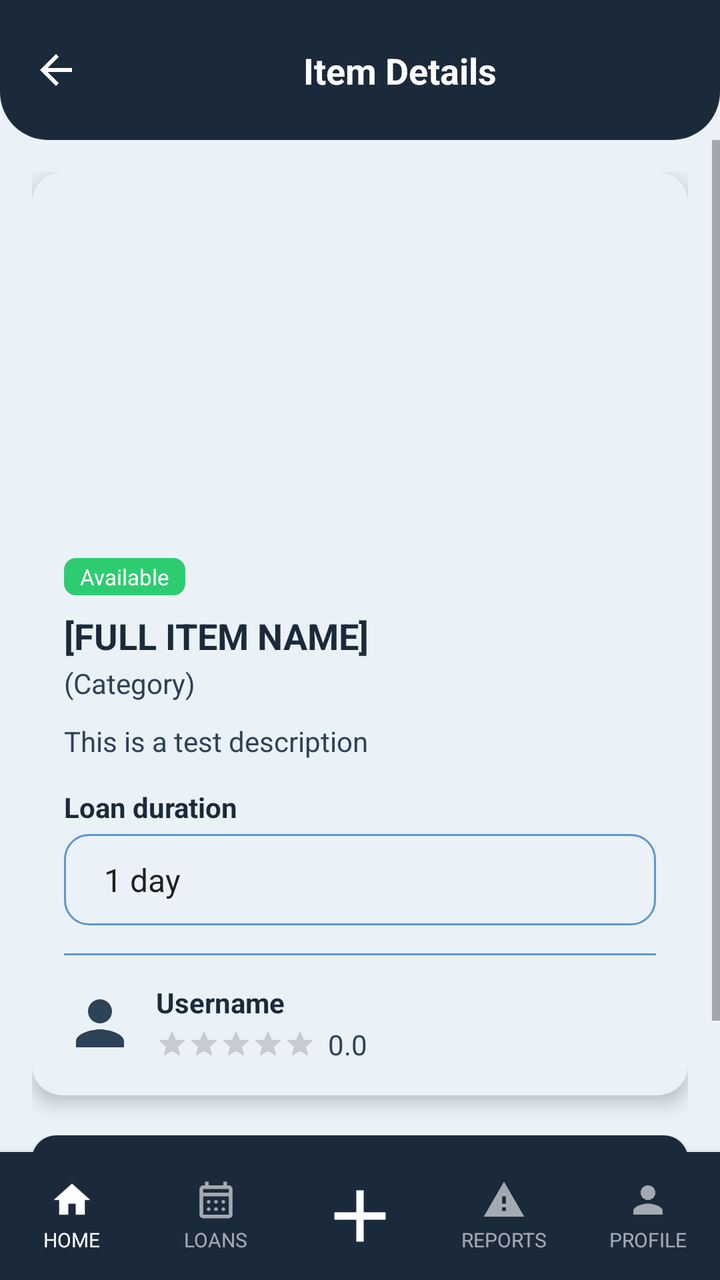
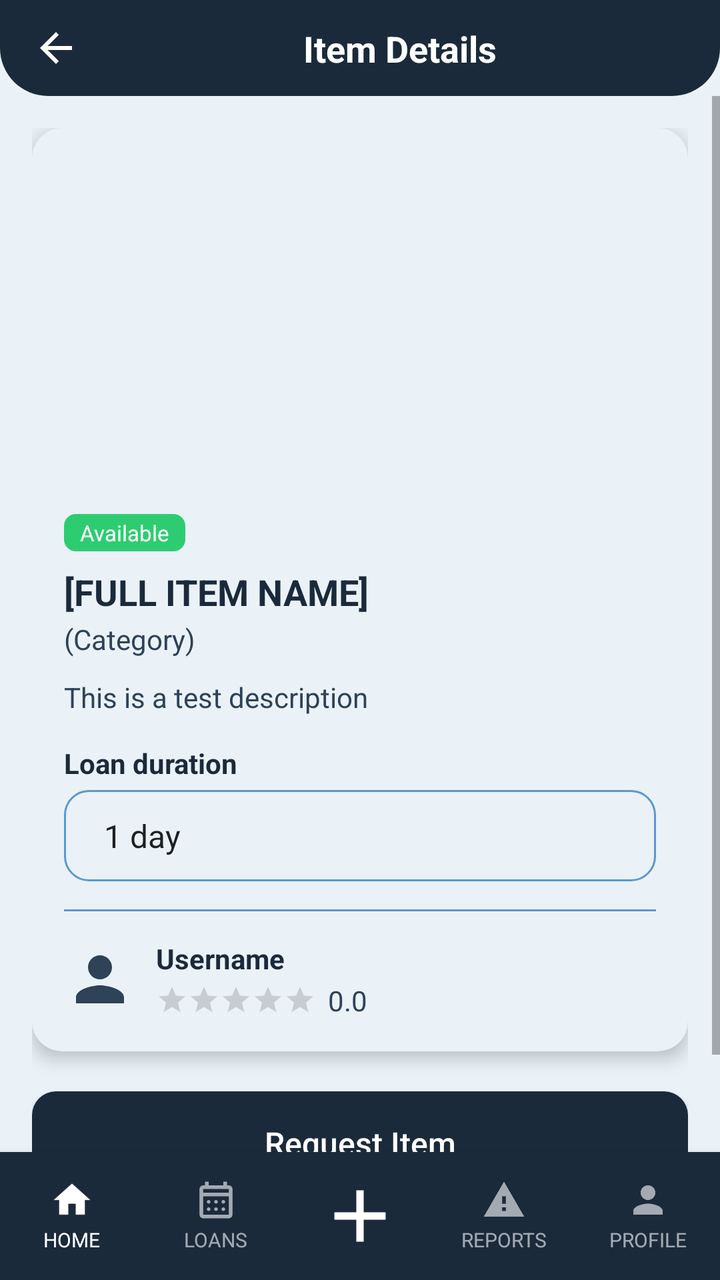

The first picture is an Android layout as it rendered before a commit; the second is the same layout after the commit. The layout source and the unified diff follow.
<!-- AndroidManifest.xml: application theme Theme.YipShare -->
<!-- res/layout/activity_detalle_articulo.xml -->
<?xml version="1.0" encoding="utf-8"?>
<androidx.constraintlayout.widget.ConstraintLayout
    xmlns:android="http://schemas.android.com/apk/res/android"
    xmlns:app="http://schemas.android.com/apk/res-auto"
    xmlns:tools="http://schemas.android.com/tools"
    android:id="@+id/main"
    android:layout_width="match_parent"
    android:layout_height="match_parent"
    android:background="@color/fondo_pantalla">

    <View
        android:id="@+id/bg_header"
        android:layout_width="0dp"
        android:layout_height="0dp"
        android:background="@drawable/bg_header"
        app:layout_constraintTop_toTopOf="parent"
        app:layout_constraintStart_toStartOf="parent"
        app:layout_constraintEnd_toEndOf="parent"
        app:layout_constraintBottom_toBottomOf="@id/guideline_header"/>

    <androidx.constraintlayout.widget.Guideline
        android:id="@+id/guideline_header"
        android:layout_width="wrap_content"
        android:layout_height="wrap_content"
        android:orientation="horizontal"
        app:layout_constraintGuide_begin="70dp" />

    <ImageView
        android:id="@+id/btn_regresar"
        android:layout_width="24dp"
        android:layout_height="24dp"
        android:src="@drawable/ic_arrow_back"
        app:tint="@android:color/white"
        android:contentDescription="@string/btnRegresar"
        android:clickable="true"
        android:focusable="true"
        android:background="?attr/selectableItemBackgroundBorderless"
        android:layout_marginStart="16dp"
        app:layout_constraintTop_toTopOf="@id/bg_header"
        app:layout_constraintBottom_toBottomOf="@id/bg_header"
        app:layout_constraintStart_toStartOf="parent" />

    <TextView
        android:id="@+id/tv_titulo_pantalla"
        android:layout_width="0dp"
        android:layout_height="wrap_content"
        android:text="@string/DA_tv_titulo_pantalla"
        android:textAlignment="center"
        android:textColor="@android:color/white"
        android:textStyle="bold"
        android:textSize="18sp"
        android:gravity="center"
        app:layout_constraintTop_toTopOf="@id/bg_header"
        app:layout_constraintBottom_toBottomOf="@id/bg_header"
        app:layout_constraintStart_toEndOf="@id/btn_regresar"
        app:layout_constraintEnd_toEndOf="parent" />

    <ScrollView
        android:id="@+id/scrollView_detalleArticulo"
        android:layout_width="0dp"
        android:layout_height="0dp"
        app:layout_constraintTop_toBottomOf="@id/guideline_header"
        app:layout_constraintStart_toStartOf="parent"
        app:layout_constraintEnd_toEndOf="parent"
        app:layout_constraintBottom_toTopOf="@id/bottom_nav">

        <androidx.constraintlayout.widget.ConstraintLayout
            android:layout_width="match_parent"
            android:layout_height="wrap_content"
            android:padding="16dp">

            <androidx.cardview.widget.CardView
                android:id="@+id/card_articulo"
                android:layout_width="0dp"
                android:layout_height="wrap_content"
                app:cardCornerRadius="15dp"
                app:cardElevation="5dp"
                app:cardBackgroundColor="@color/color_tarjeta"
                app:layout_constraintTop_toTopOf="parent"
                app:layout_constraintStart_toStartOf="parent"
                app:layout_constraintEnd_toEndOf="parent">

                <LinearLayout
                    android:layout_width="match_parent"
                    android:layout_height="wrap_content"
                    android:orientation="vertical"
                    android:padding="16dp">
                    <Button
                        android:id="@+id/eliminar_articulo"
                        style="@style/ButtonSecundary"
                        android:layout_width="match_parent"
                        android:layout_height="20dp"
                        android:textAlignment="center"
                        android:layout_marginTop="16dp"
                        android:layout_marginBottom="16dp"
                        android:text="@string/eliminar_articulo"
                        android:layout_marginStart="16dp"
                        android:layout_marginEnd="16dp"
                        android:visibility="gone"/>

                    <ImageView
                        android:id="@+id/iv_imagen_articulo"
                        android:layout_width="match_parent"
                        android:layout_height="160dp"
                        android:layout_marginTop="5dp"
                        android:scaleType="centerCrop"
                        android:contentDescription="@null"
                        android:background="@drawable/bg_placeholder_imagen" />

                    <TextView
                        android:id="@+id/tv_estado_articulo"
                        android:layout_width="wrap_content"
                        android:layout_height="wrap_content"
                        android:layout_marginTop="12dp"
                        android:background="@drawable/bg_badge_disponible"
                        android:paddingStart="8dp"
                        android:paddingEnd="8dp"
                        android:paddingTop="2dp"
                        android:paddingBottom="2dp"
                        android:text="@string/tv_estado_articulo"
                        android:textColor="@android:color/white"
                        android:textSize="11sp" />

                    <TextView
                        android:id="@+id/tv_nombre_articulo"
                        style="@style/TextTitle"
                        android:layout_width="wrap_content"
                        android:layout_height="wrap_content"
                        android:layout_marginTop="8dp"
                        android:text="@string/tv_nombre_articulo" />

                    <TextView
                        android:id="@+id/tv_categoria"
                        style="@style/TextBody"
                        android:layout_width="wrap_content"
                        android:layout_height="wrap_content"
                        android:layout_marginTop="2dp"
                        android:text="@string/tv_categoria" />

                    <TextView
                        android:id="@+id/tv_descripcion"
                        style="@style/TextBody"
                        android:layout_width="match_parent"
                        android:layout_height="wrap_content"
                        android:layout_marginTop="10dp"
                        android:lineSpacingExtra="2dp"
                        android:text="@string/tv_descripcion" />
                    <TextView
                        style="@style/TextTitle"
                        android:layout_width="wrap_content"
                        android:layout_height="wrap_content"
                        android:layout_marginTop="14dp"
                        android:textSize="14sp"
                        android:text="@string/tv_tiempo_prestamo" />
                    <Spinner
                        android:id="@+id/sp_estado_fisico"
                        android:layout_width="match_parent"
                        android:layout_height="wrap_content"
                        android:layout_marginTop="4dp"
                        android:background="@drawable/bg_input"
                        android:padding="12dp"
                        android:entries="@array/tiempo_prestamo"
                        android:spinnerMode="dropdown" />

                    <View
                        android:id="@+id/view_linea"
                        android:layout_width="match_parent"
                        android:layout_height="1dp"
                        android:layout_marginTop="14dp"
                        android:background="@color/input_stroke" />

                    <LinearLayout
                        android:id="@+id/layout_prestamista"
                        android:layout_width="match_parent"
                        android:layout_height="wrap_content"
                        android:orientation="horizontal"
                        android:gravity="center_vertical"
                        android:layout_marginTop="14dp">

                        <ImageView
                            android:id="@+id/iv_prestamista"
                            android:layout_width="36dp"
                            android:layout_height="36dp"
                            android:src="@drawable/ic_person"
                            app:tint="@color/texto_secundario"
                            android:contentDescription="@null" />

                        <LinearLayout
                            android:id="@+id/layout_prestamista_info"
                            android:layout_width="wrap_content"
                            android:layout_height="wrap_content"
                            android:orientation="vertical"
                            android:layout_marginStart="10dp">

                            <TextView
                                android:id="@+id/tv_prestamista"
                                style="@style/TextTitle"
                                android:layout_width="wrap_content"
                                android:layout_height="wrap_content"
                                android:textSize="14sp"
                                android:text="@string/tv_prestamista" />

                            <LinearLayout
                                android:id="@+id/layout_calificacion"
                                android:layout_width="wrap_content"
                                android:layout_height="wrap_content"
                                android:orientation="horizontal"
                                android:gravity="center_vertical"
                                android:layout_marginTop="2dp">

                                <RatingBar
                                    android:id="@+id/rb_calificacion"
                                    style="@style/Widget.AppCompat.RatingBar.Small"
                                    android:layout_width="wrap_content"
                                    android:layout_height="wrap_content"
                                    android:numStars="5"
                                    android:stepSize="0.5"
                                    android:isIndicator="true"
                                    android:progressTint="@color/azul_yipshare"
                                    tools:rating="0" />

                                <TextView
                                    android:id="@+id/tv_calificacion_numero"
                                    style="@style/TextBody"
                                    android:layout_width="wrap_content"
                                    android:layout_height="wrap_content"
                                    android:layout_marginStart="6dp"
                                    android:text="@string/placeholder_calificacion" />

                            </LinearLayout>

                        </LinearLayout>

                    </LinearLayout>

                </LinearLayout>

            </androidx.cardview.widget.CardView>

            <Button
                android:id="@+id/btn_accion_articulo"
                style="@style/ButtonPrimary"
                android:layout_width="0dp"
                android:layout_height="52dp"
                android:text="@string/btn_accion_articulo"
                android:layout_marginTop="20dp"
                android:layout_marginBottom="16dp"
                app:layout_constraintTop_toBottomOf="@id/card_articulo"
                app:layout_constraintStart_toStartOf="parent"
                app:layout_constraintEnd_toEndOf="parent"
                app:layout_constraintBottom_toBottomOf="parent" />
        </androidx.constraintlayout.widget.ConstraintLayout>

    </ScrollView>

    <LinearLayout
        android:id="@+id/bottom_nav"
        android:layout_width="0dp"
        android:layout_height="64dp"
        android:orientation="horizontal"
        android:weightSum="5"
        android:background="@color/azul_yipshare"
        android:elevation="8dp"
        app:layout_constraintBottom_toBottomOf="parent"
        app:layout_constraintStart_toStartOf="parent"
        app:layout_constraintEnd_toEndOf="parent">

        <LinearLayout
            android:id="@+id/nav_inicio"
            android:layout_width="0dp"
            android:layout_height="match_parent"
            android:layout_weight="1"
            android:orientation="vertical"
            android:gravity="center"
            android:clickable="true"
            android:focusable="true"
            android:background="?attr/selectableItemBackgroundBorderless">

            <ImageView
                android:id="@+id/imageView_inicio"
                android:layout_width="22dp"
                android:layout_height="22dp"
                android:src="@drawable/ic_house_princial"
                app:tint="@android:color/white"
                android:contentDescription="@string/imageView_inicio" />

            <TextView
                android:id="@+id/textView_inicio"
                android:layout_width="wrap_content"
                android:layout_height="wrap_content"
                android:text="@string/textView_inicio"
                android:textColor="@android:color/white"
                android:textSize="10sp"
                android:layout_marginTop="2dp" />
        </LinearLayout>

        <LinearLayout
            android:id="@+id/nav_prestamos"
            android:layout_width="0dp"
            android:layout_height="match_parent"
            android:layout_weight="1"
            android:orientation="vertical"
            android:gravity="center"
            android:clickable="true"
            android:focusable="true"
            android:background="?attr/selectableItemBackgroundBorderless">

            <ImageView
                android:id="@+id/imageView_prestamos"
                android:layout_width="22dp"
                android:layout_height="22dp"
                android:src="@drawable/ic_calendar_month"
                app:tint="#99FFFFFF"
                android:contentDescription="@string/imageView_prestamos" />

            <TextView
                android:id="@+id/textView_prestamos"
                android:layout_width="wrap_content"
                android:layout_height="wrap_content"
                android:text="@string/textView_prestamos"
                android:textColor="#99FFFFFF"
                android:textSize="10sp"
                android:layout_marginTop="2dp" />
        </LinearLayout>

        <LinearLayout
            android:id="@+id/nav_agregar"
            android:layout_width="0dp"
            android:layout_height="match_parent"
            android:layout_weight="1"
            android:orientation="vertical"
            android:gravity="center"
            android:clickable="true"
            android:focusable="true"
            android:background="?attr/selectableItemBackgroundBorderless">

            <ImageView
                android:id="@+id/imageView_agregar"
                android:layout_width="44dp"
                android:layout_height="44dp"
                android:src="@drawable/ic_plus_icon"
                app:tint="@android:color/white"
                android:contentDescription="@string/imageView_agregar" />
        </LinearLayout>

        <LinearLayout
            android:id="@+id/nav_reportes"
            android:layout_width="0dp"
            android:layout_height="match_parent"
            android:layout_weight="1"
            android:orientation="vertical"
            android:gravity="center"
            android:clickable="true"
            android:focusable="true"
            android:background="?attr/selectableItemBackgroundBorderless">

            <ImageView
                android:id="@+id/imageView_reportes"
                android:layout_width="22dp"
                android:layout_height="22dp"
                android:src="@drawable/ic_warning"
                app:tint="#99FFFFFF"
                android:contentDescription="@string/imageView_reportes" />

            <TextView
                android:id="@+id/textView_reportes"
                android:layout_width="wrap_content"
                android:layout_height="wrap_content"
                android:text="@string/textView_reportes"
                android:textColor="#99FFFFFF"
                android:textSize="10sp"
                android:layout_marginTop="2dp" />
        </LinearLayout>

        <LinearLayout
            android:id="@+id/nav_perfil"
            android:layout_width="0dp"
            android:layout_height="match_parent"
            android:layout_weight="1"
            android:orientation="vertical"
            android:gravity="center"
            android:clickable="true"
            android:focusable="true"
            android:background="?attr/selectableItemBackgroundBorderless">

            <ImageView
                android:id="@+id/imageView_perfil"
                android:layout_width="22dp"
                android:layout_height="22dp"
                android:src="@drawable/ic_person"
                app:tint="#99FFFFFF"
                android:contentDescription="@string/imageView_perfil" />

            <TextView
                android:id="@+id/textView_perfil"
                android:layout_width="wrap_content"
                android:layout_height="wrap_content"
                android:text="@string/textView_perfil"
                android:textColor="#99FFFFFF"
                android:textSize="10sp"
                android:layout_marginTop="2dp" />
        </LinearLayout>

    </LinearLayout>

</androidx.constraintlayout.widget.ConstraintLayout>
<!-- resources referenced by this layout -->
<resources>
  <string-array name="tiempo_prestamo">
          <item>1 day</item>
          <item>2 days</item>
          <item>3 days</item>
          <item>1 week</item>
          <item>2 weeks</item>
          <item>1 month</item>
      </string-array>
  <color name="azul_yipshare">#1B2A3B</color>
  <color name="color_tarjeta">#EAF2F8</color>
  <color name="fondo_pantalla">#EAF2F8</color>
  <color name="input_stroke">#5B97D1</color>
  <color name="texto_secundario">#2E4258</color>
  <!-- drawable bg_badge_disponible (drawable) -->
  <?xml version="1.0" encoding="utf-8"?>
  <shape xmlns:android="http://schemas.android.com/apk/res/android"
      android:shape="rectangle">
      <solid android:color="#2ECC71" />
      <corners android:radius="6dp" />
  </shape>
  <!-- drawable bg_header (drawable) -->
  <?xml version="1.0" encoding="utf-8"?>
  <shape xmlns:android="http://schemas.android.com/apk/res/android"
      android:shape="rectangle">
      <solid android:color="@color/azul_yipshare" />
      <corners
          android:bottomLeftRadius="24dp"
          android:bottomRightRadius="24dp" />
  </shape>
  <!-- drawable bg_placeholder_imagen (drawable) -->
  <?xml version="1.0" encoding="utf-8"?>
  <shape xmlns:android="http://schemas.android.com/apk/res/android"
      android:shape="rectangle">
      <solid android:color="@color/input_fondo" />
      <corners android:radius="8dp" />
  </shape>
  <string name="DA_tv_titulo_pantalla">Item Details</string>
  <string name="btnRegresar">Back</string>
  <string name="btn_accion_articulo">Request Item</string>
  <string name="eliminar_articulo">Delete Item</string>
  <string name="imageView_agregar">Add</string>
  <string name="imageView_inicio">Home</string>
  <string name="imageView_perfil">Profile</string>
  <string name="imageView_prestamos">Loans</string>
  <string name="imageView_reportes">Reports</string>
  <string name="placeholder_calificacion" translatable="false">0.0</string>
  <string name="textView_inicio">HOME</string>
  <string name="textView_perfil">PROFILE</string>
  <string name="textView_prestamos">LOANS</string>
  <string name="textView_reportes">REPORTS</string>
  <string name="tv_categoria">(Category)</string>
  <string name="tv_descripcion">This is a test description</string>
  <string name="tv_estado_articulo">Available</string>
  <string name="tv_nombre_articulo">[FULL ITEM NAME]</string>
  <string name="tv_prestamista">Username</string>
  <string name="tv_tiempo_prestamo">Loan duration</string>
  <style name="TextBody">
          <item name="android:textColor">@color/texto_secundario</item>
          <item name="android:textSize">14sp</item>
      </style>
  <style name="TextTitle">
          <item name="android:textColor">@color/azul_yipshare</item>
          <item name="android:textSize">18sp</item>
          <item name="android:textStyle">bold</item>
      </style>
  <style name="Theme.YipShare" parent="Theme.AppCompat.DayNight.NoActionBar">
          <item name="android:windowBackground">@color/fondo_pantalla</item>
      </style>
  <color name="input_fondo">#EAF2F8</color>
  <!-- drawable bg_button_primary (drawable) -->
  <?xml version="1.0" encoding="utf-8"?>
  <shape xmlns:android="http://schemas.android.com/apk/res/android"
      android:shape="rectangle">
      <solid android:color="@color/azul_yipshare" />
      <corners android:radius="12dp" />
  </shape>
  <!-- drawable bg_button_secundary (drawable) -->
  <?xml version="1.0" encoding="utf-8"?>
  <shape xmlns:android="http://schemas.android.com/apk/res/android"
      android:shape="rectangle">
      <solid android:color="@color/input_stroke" />
      <corners android:radius="12dp" />
  </shape>
  <!-- unchanged entries left out for length: 9 -->
</resources>

<!-- the commit's change to res/layout/activity_detalle_articulo.xml (unified diff, before → after) -->
@@ -23,7 +23,14 @@
         android:layout_width="wrap_content"
         android:layout_height="wrap_content"
         android:orientation="horizontal"
-        app:layout_constraintGuide_begin="70dp" />
+        app:layout_constraintGuide_begin="48dp" />
+
+    <androidx.constraintlayout.widget.Guideline
+        android:id="@+id/guideline_status"
+        android:layout_width="wrap_content"
+        android:layout_height="wrap_content"
+        android:orientation="horizontal"
+        app:layout_constraintGuide_begin="0dp" />
 
     <ImageView
         android:id="@+id/btn_regresar"
@@ -36,8 +43,8 @@
         android:focusable="true"
         android:background="?attr/selectableItemBackgroundBorderless"
         android:layout_marginStart="16dp"
-        app:layout_constraintTop_toTopOf="@id/bg_header"
-        app:layout_constraintBottom_toBottomOf="@id/bg_header"
+        app:layout_constraintTop_toBottomOf="@id/guideline_status"
+        app:layout_constraintBottom_toTopOf="@id/guideline_header"
         app:layout_constraintStart_toStartOf="parent" />
 
     <TextView
@@ -50,8 +57,8 @@
         android:textStyle="bold"
         android:textSize="18sp"
         android:gravity="center"
-        app:layout_constraintTop_toTopOf="@id/bg_header"
-        app:layout_constraintBottom_toBottomOf="@id/bg_header"
+        app:layout_constraintTop_toBottomOf="@id/guideline_status"
+        app:layout_constraintBottom_toTopOf="@id/guideline_header"
         app:layout_constraintStart_toEndOf="@id/btn_regresar"
         app:layout_constraintEnd_toEndOf="parent" />
 
@@ -146,6 +153,14 @@
                         android:lineSpacingExtra="2dp"
                         android:text="@string/tv_descripcion" />
                     <TextView
+                        android:id="@+id/tv_fechas_prestamo"
+                        style="@style/TextBody"
+                        android:layout_width="match_parent"
+                        android:layout_height="wrap_content"
+                        android:layout_marginTop="10dp"
+                        android:visibility="gone" />
+                    <TextView
+                        android:id="@+id/tv_titulo_tiempo"
                         style="@style/TextTitle"
                         android:layout_width="wrap_content"
                         android:layout_height="wrap_content"
@@ -171,6 +186,7 @@
 
                     <LinearLayout
                         android:id="@+id/layout_prestamista"
+                        android:background="?attr/selectableItemBackground"
                         android:layout_width="match_parent"
                         android:layout_height="wrap_content"
                         android:orientation="horizontal"
@@ -229,6 +245,17 @@
 
                             </LinearLayout>
 
+                            <TextView
+                                android:id="@+id/tv_telefono_prestamista"
+                                style="@style/TextBody"
+                                android:layout_width="wrap_content"
+                                android:layout_height="wrap_content"
+                                android:minHeight="32dp"
+                                android:gravity="center_vertical"
+                                android:textColor="@color/azul_yipshare"
+                                android:background="?attr/selectableItemBackground"
+                                android:visibility="gone" />
+
                         </LinearLayout>
 
                     </LinearLayout>
@@ -236,6 +263,72 @@
                 </LinearLayout>
 
             </androidx.cardview.widget.CardView>
+
+            <LinearLayout
+                android:id="@+id/layout_acciones_prestamo"
+                android:layout_width="0dp"
+                android:layout_height="wrap_content"
+                android:orientation="vertical"
+                android:layout_marginTop="20dp"
+                android:layout_marginBottom="16dp"
+                android:visibility="gone"
+                app:layout_constraintTop_toBottomOf="@id/card_articulo"
+                app:layout_constraintStart_toStartOf="parent"
+                app:layout_constraintEnd_toEndOf="parent">
+
+                <Button
+                    android:id="@+id/btn_reportar_vecino"
+                    style="@style/ButtonSecundary"
+                    android:layout_width="match_parent"
+                    android:layout_height="52dp"
+                    android:text="@string/btn_reportar_vecino" />
+
+                <Button
+                    android:id="@+id/btn_introducir_codigo"
+                    style="@style/ButtonPrimary"
+                    android:layout_width="match_parent"
+                    android:layout_height="52dp"
+                    android:layout_marginTop="12dp"
+                    android:text="@string/btn_introducir_codigo" />
+            </LinearLayout>
+
+            <LinearLayout
+                android:id="@+id/layout_acciones_dueno"
+                android:layout_width="0dp"
+                android:layout_height="wrap_content"
+                android:orientation="vertical"
+                android:layout_marginTop="20dp"
+                android:layout_marginBottom="16dp"
+                android:visibility="gone"
+                app:layout_constraintTop_toBottomOf="@id/layout_acciones_prestamo"
+                app:layout_constraintStart_toStartOf="parent"
+                app:layout_constraintEnd_toEndOf="parent">
+
+                <TextView
+                    android:id="@+id/tv_aviso_no_editable"
+                    style="@style/TextBody"
+                    android:layout_width="match_parent"
+                    android:layout_height="wrap_content"
+                    android:layout_marginBottom="8dp"
+                    android:gravity="center"
+                    android:text="@string/aviso_no_editable"
+                    android:visibility="gone" />
+
+                <Button
+                    android:id="@+id/btn_editar_articulo"
+                    style="@style/ButtonPrimary"
+                    android:layout_width="match_parent"
+                    android:layout_height="52dp"
+                    android:text="@string/btn_editar_articulo" />
+
+                <Button
+                    android:id="@+id/btn_eliminar_articulo"
+                    style="@style/ButtonSecundary"
+                    android:layout_width="match_parent"
+                    android:layout_height="52dp"
+                    android:layout_marginTop="12dp"
+                    android:text="@string/eliminar_articulo" />
+            </LinearLayout>
 
             <Button
                 android:id="@+id/btn_accion_articulo"
@@ -245,7 +338,7 @@
                 android:text="@string/btn_accion_articulo"
                 android:layout_marginTop="20dp"
                 android:layout_marginBottom="16dp"
-                app:layout_constraintTop_toBottomOf="@id/card_articulo"
+                app:layout_constraintTop_toBottomOf="@id/layout_acciones_dueno"
                 app:layout_constraintStart_toStartOf="parent"
                 app:layout_constraintEnd_toEndOf="parent"
                 app:layout_constraintBottom_toBottomOf="parent" />
<!-- resource entries referenced after the edit -->
@@ -37,8 +37,12 @@
       <corners android:radius="8dp" />
   </shape>
   <string name="DA_tv_titulo_pantalla">Item Details</string>
+  <string name="aviso_no_editable">You can edit or delete it when it is available again</string>
   <string name="btnRegresar">Back</string>
   <string name="btn_accion_articulo">Request Item</string>
+  <string name="btn_editar_articulo">Edit item</string>
+  <string name="btn_introducir_codigo">Enter code</string>
+  <string name="btn_reportar_vecino">Report neighbor</string>
   <string name="eliminar_articulo">Delete Item</string>
   <string name="imageView_agregar">Add</string>
   <string name="imageView_inicio">Home</string>
